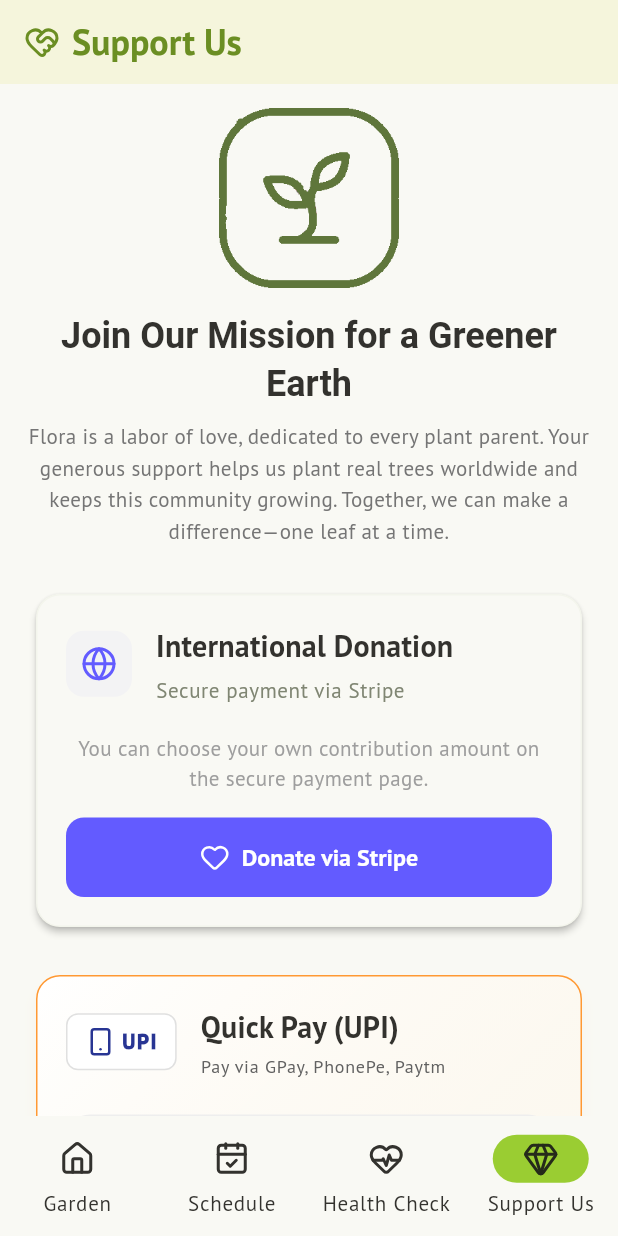
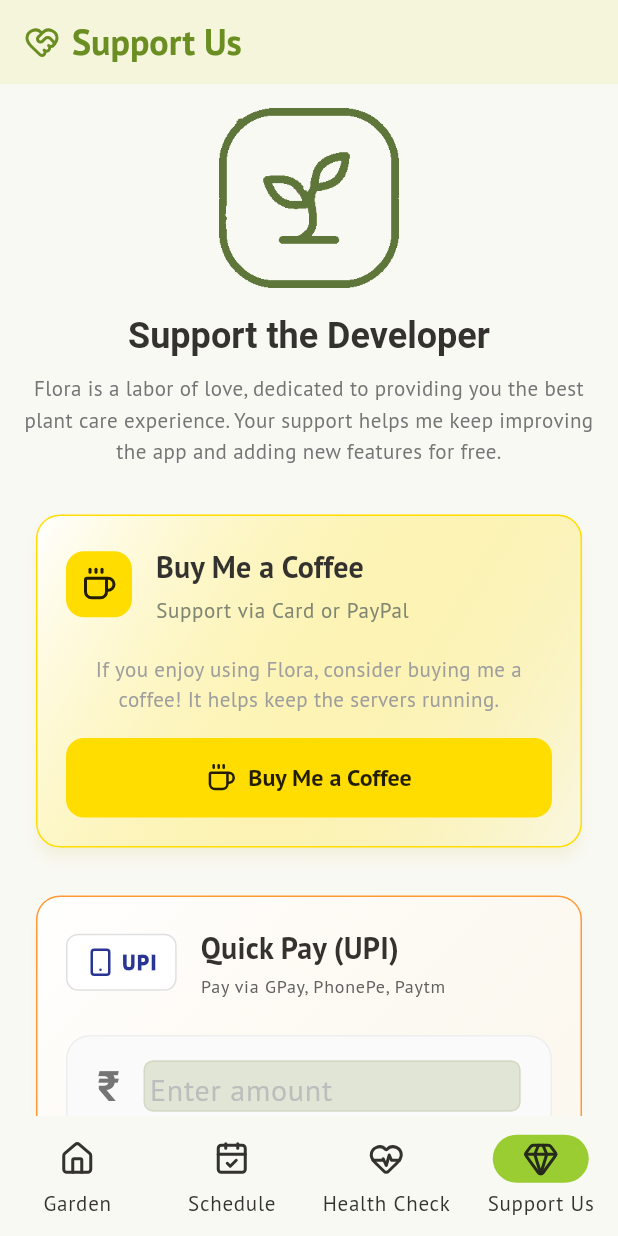
Before and after one commit to prashantprojection/flora, a Flutter app: the screen it shows after launch, item 4 of the bottom bar chosen, on a phone screen of 412 x 824 dp. Run offline on Flutter 3.47's test engine with Material 3 defaults, Android fonts, the phone set to English and light mode, and no system bars; our stand-ins replace flutter_dotenv, flutter_markdown, flutter_riverpod, go_router, google_fonts, google_generative_ai and 3 more; Roboto replaces fonts that are missing (Arial).

Commit message:
feat: Integrate Buy Me a Coffee and update support screen text

```diff
--- a/lib/screens/support_screen.dart
+++ b/lib/screens/support_screen.dart
@@ -59,7 +59,7 @@ class _SupportScreenState extends State<SupportScreen> {
             Image.asset('assets/logo.png', height: 120),
             const SizedBox(height: 16),
             Text(
-              'Join Our Mission for a Greener Earth',
+              'Support the Developer',
               textAlign: TextAlign.center,
               style: Theme.of(
                 context,
@@ -67,7 +67,7 @@ class _SupportScreenState extends State<SupportScreen> {
             ),
             const SizedBox(height: 8),
             Text(
-              'Flora is a labor of love, dedicated to every plant parent. Your generous support helps us plant real trees worldwide and keeps this community growing. Together, we can make a difference—one leaf at a time.',
+              'Flora is a labor of love, dedicated to providing you the best plant care experience. Your support helps me keep improving the app and adding new features for free.',
               textAlign: TextAlign.center,
               style: Theme.of(context).textTheme.bodyMedium?.copyWith(
                 height: 1.5,
@@ -76,13 +76,24 @@ class _SupportScreenState extends State<SupportScreen> {
             ),
             const SizedBox(height: 24),
 
-            // Stripe Donation Card
+            // Buy Me a Coffee Card
             Card(
-              elevation: 2,
+              elevation: 4,
+              shadowColor: const Color(0xFFFFDD00).withAlpha(40),
               shape: RoundedRectangleBorder(
                 borderRadius: BorderRadius.circular(16),
-                side: BorderSide(
-                  color: Theme.of(context).colorScheme.primary.withAlpha(10),
+                side: const BorderSide(color: Color(0xFFFFDD00), width: 1),
+              ),
+              child: Container(
+                decoration: BoxDecoration(
+                  borderRadius: BorderRadius.circular(16),
+                  gradient: LinearGradient(
+                    begin: Alignment.topLeft,
+                    end: Alignment.bottomRight,
+                    colors: [
+                      Colors.white,
+                      const Color(0xFFFFDD00).withAlpha(20),
+                    ],
                   ),
                 ),
                 child: Padding(
@@ -94,12 +105,12 @@ class _SupportScreenState extends State<SupportScreen> {
                           Container(
                             padding: const EdgeInsets.all(10),
                             decoration: BoxDecoration(
-                            color: const Color(0xFF635BFF).withAlpha(10),
+                              color: const Color(0xFFFFDD00),
                               borderRadius: BorderRadius.circular(12),
                             ),
                             child: const Icon(
-                            LucideIcons.globe,
-                            color: Color(0xFF635BFF),
+                              LucideIcons.coffee,
+                              color: Colors.black87,
                               size: 24,
                             ),
                           ),
@@ -109,13 +120,13 @@ class _SupportScreenState extends State<SupportScreen> {
                               crossAxisAlignment: CrossAxisAlignment.start,
                               children: [
                                 Text(
-                                'International Donation',
+                                  'Buy Me a Coffee',
                                   style: Theme.of(context).textTheme.titleMedium
                                       ?.copyWith(fontWeight: FontWeight.bold),
                                 ),
                                 const SizedBox(height: 4),
                                 Text(
-                                'Secure payment via Stripe',
+                                  'Support via Card or PayPal',
                                   style: Theme.of(context).textTheme.bodySmall,
                                 ),
                               ],
@@ -125,7 +136,7 @@ class _SupportScreenState extends State<SupportScreen> {
                       ),
                       const SizedBox(height: 20),
                       const Text(
-                      'You can choose your own contribution amount on the secure payment page.',
+                        'If you enjoy using Flora, consider buying me a coffee! It helps keep the servers running.',
                         textAlign: TextAlign.center,
                         style: TextStyle(color: Colors.grey),
                       ),
@@ -134,8 +145,8 @@ class _SupportScreenState extends State<SupportScreen> {
                         width: double.infinity,
                         child: ElevatedButton.icon(
                           style: ElevatedButton.styleFrom(
-                          backgroundColor: const Color(0xFF635BFF),
-                          foregroundColor: Colors.white,
+                            backgroundColor: const Color(0xFFFFDD00),
+                            foregroundColor: Colors.black87,
                             padding: const EdgeInsets.symmetric(vertical: 16),
                             shape: RoundedRectangleBorder(
                               borderRadius: BorderRadius.circular(12),
@@ -143,22 +154,22 @@ class _SupportScreenState extends State<SupportScreen> {
                             elevation: 0,
                           ),
                           onPressed: () {
-                          // TODO: PASTE YOUR NEW "PAY WHAT YOU WANT" STRIPE LINK HERE
                             _launchURL(
-                            'https://donate.stripe.com/test_3cI5kxf3DcZ3faGd9m8g001',
+                              'https://www.buymeacoffee.com/nemi_nemesis',
                             );
                           },
-                        icon: const Icon(LucideIcons.heart, size: 20),
+                          icon: const Icon(LucideIcons.coffee, size: 20),
                           label: const Text(
-                          'Donate via Stripe',
+                            'Buy Me a Coffee',
                             style: TextStyle(
                               fontSize: 16,
-                            fontWeight: FontWeight.w600,
+                              fontWeight: FontWeight.bold,
                             ),
                           ),
                         ),
                       ),
                     ],
+                  ),
                 ),
               ),
             ),
```
Also changed, not shown: 2 other files. Lines whose indentation alone changed are shown as unchanged.
